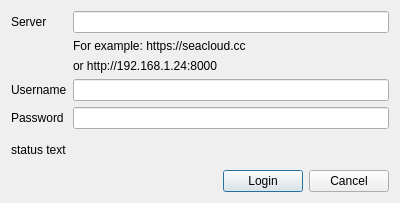
Before: the Qt Designer form ui/login-dialog.ui in haiwen/seafile-client, drawn with Qt 5.
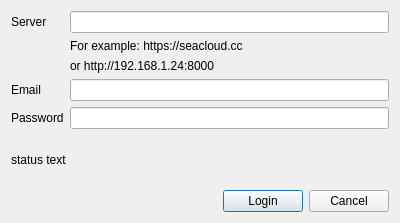
After: the same form once the commit is applied.

Commit message: change "Username" to "Email" in login dialog

```diff
--- a/ui/login-dialog.ui
+++ b/ui/login-dialog.ui
@@ -7,7 +7,7 @@
     <x>0</x>
     <y>0</y>
     <width>400</width>
-    <height>203</height>
+    <height>223</height>
    </rect>
   </property>
   <property name="windowTitle">
@@ -39,7 +39,7 @@
      <item row="3" column="0">
       <widget class="QLabel" name="label_2">
        <property name="text">
-        <string>Username</string>
+        <string>Email</string>
        </property>
       </widget>
      </item>
```
